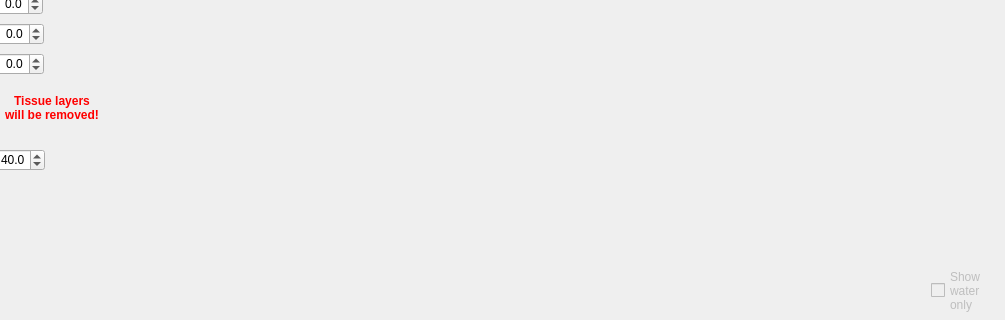
The window that BabelBrain/Babel_CTX500/form.ui (ProteusMRIgHIFU/BabelBrain) describes before a commit, drawn with Qt 5; both pictures show x 246 to 1251 and y 151 to 471 of the 1251 by 471 pixel window.
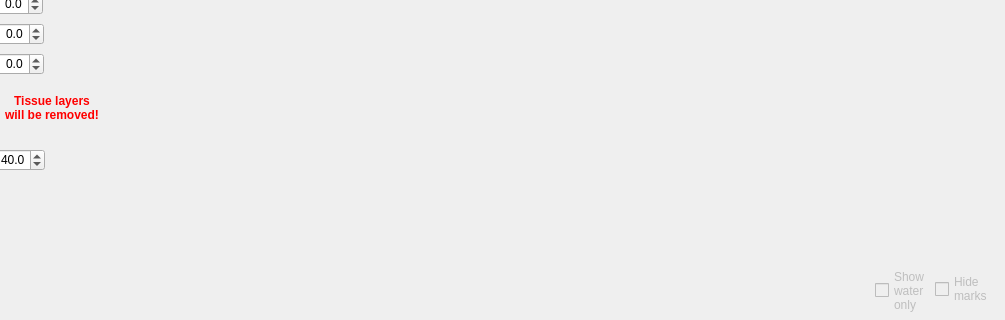
The same window after the commit.

Commit message: Add option to hide marks from plots

```diff
--- a/BabelBrain/Babel_CTX500/form.ui
+++ b/BabelBrain/Babel_CTX500/form.ui
@@ -340,7 +340,7 @@
    </property>
    <property name="geometry">
     <rect>
-     <x>1177</x>
+     <x>1121</x>
      <y>416</y>
      <width>71</width>
      <height>51</height>
@@ -427,11 +427,28 @@
     <rect>
      <x>405</x>
      <y>410</y>
-     <width>730</width>
+     <width>714</width>
      <height>61</height>
     </rect>
    </property>
   </widget>
+  <widget class="QCheckBox" name="HideMarkscheckBox">
+   <property name="enabled">
+    <bool>false</bool>
+   </property>
+   <property name="geometry">
+    <rect>
+     <x>1181</x>
+     <y>426</y>
+     <width>69</width>
+     <height>28</height>
+    </rect>
+   </property>
+   <property name="text">
+    <string>Hide
+marks</string>
+   </property>
+  </widget>
  </widget>
  <resources/>
  <connections/>
```
The commit also changes 18 other files.
